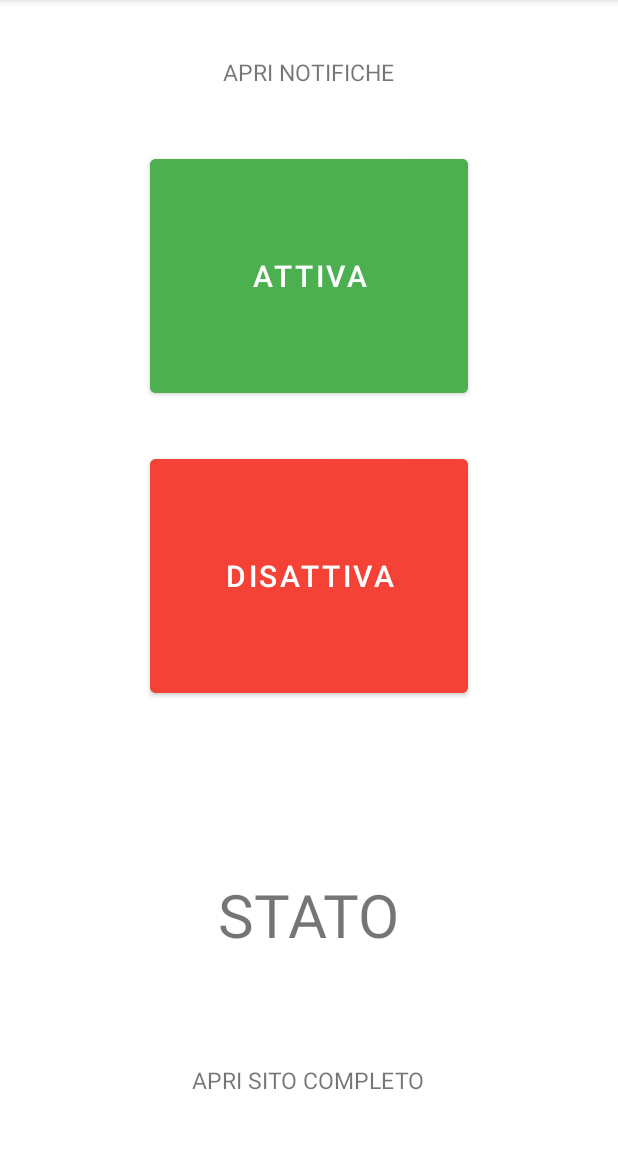
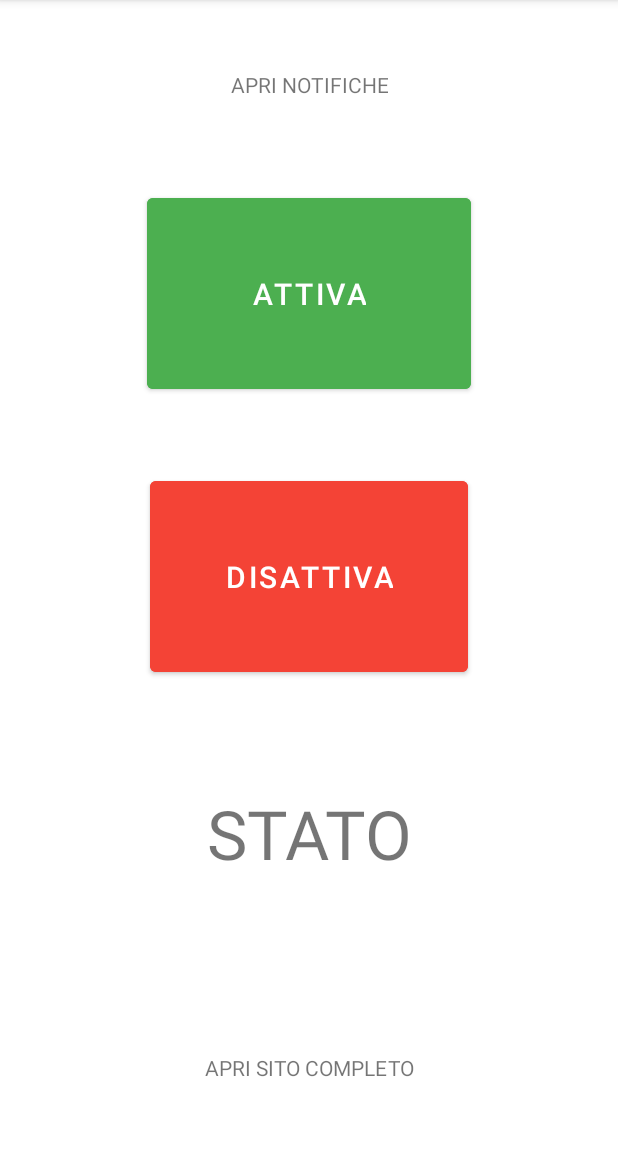
Before and after one commit to fcaronte/TelecameraCasa, an Android app: the screen it shows after launch (MainActivity), on a phone screen of 412 x 824 dp, the part 84-1233 px from its top. Run offline under Robolectric (Android 15) with nearby library versions, the phone set to English and light mode, and no system bars.

Commit message:
Add loading feedback and adjust layout for different screen size

```diff
--- a/app/src/main/java/com/fcaronte/telecameracasa/MainActivity.java
+++ b/app/src/main/java/com/fcaronte/telecameracasa/MainActivity.java
@@ -97,8 +97,8 @@ public class MainActivity extends AppCompatActivity {
     }
 
     public void callSite(String url) {
+        try {
             OkHttpClient client = new OkHttpClient();
-
             Request request = new Request.Builder()
                     .url(url)
                     .build();
@@ -111,8 +111,7 @@ public class MainActivity extends AppCompatActivity {
                 }
 
                 @Override
-            public void onResponse(Call call, Response response) {
-                try {
+                public void onResponse(Call call, Response response) throws IOException {
                         if (response.isSuccessful()) {
                             final String myResponse = response.body().string();
                             Log.d(TAG + " Site Response: ", myResponse);
@@ -121,16 +120,16 @@ public class MainActivity extends AppCompatActivity {
                                 Log.d(TAG, " Token is: " + token);
                                 trylogin(token);
                             } else {
-                            reply = myResponse;
-                            setStatus(reply);
+                                setStatus(myResponse);
+                                Log.d(TAG, " Site say: " + myResponse);
                             }
                         }
-                } catch (IOException e) {
+                }
+            });
+        } catch (Exception e) {
             e.printStackTrace();
             Log.d(TAG, e.toString());
         }
-            }
-        });
     }
 
     public void trylogin (String token) {
@@ -147,8 +146,11 @@ public class MainActivity extends AppCompatActivity {
                     mStato.setText(R.string.notifiche_disattivate);
                 } else if (reply.contains("\"backgroundMode\":true")) {
                     mStato.setText(R.string.notifiche_attivate);
-                } else
+                } else if (reply.equals("connecting") || reply.equals("")){
+                    mStato.setText(R.string.connessione_in_corso);
+                } else {
                     mStato.setText(reply);
+                }
             }
             Log.d(TAG + " Status: ", reply);
         });
--- a/app/src/main/res/layout/activity_main.xml
+++ b/app/src/main/res/layout/activity_main.xml
@@ -8,80 +8,96 @@
 
     <Button
         android:id="@+id/attiva"
+        android:layout_width="wrap_content"
+        android:layout_height="wrap_content"
         android:backgroundTint="@color/green"
+        android:gravity="center"
         android:hapticFeedbackEnabled="true"
+        android:paddingLeft="70dp"
+        android:paddingRight="70dp"
+        android:paddingTop="50dp"
+        android:paddingBottom="50dp"
+        android:text="@string/attiva"
         android:textSize="20sp"
-        android:layout_width="match_parent"
-        android:layout_height="match_parent"
-        android:layout_marginStart="100dp"
-        android:layout_marginTop="100dp"
-        android:layout_marginEnd="100dp"
-        android:layout_marginBottom="500dp"
-        android:text="@string/attiva"
-        app:layout_constraintEnd_toStartOf="@+id/disattiva"
-        app:layout_constraintStart_toStartOf="parent"
+        app:layout_constraintBottom_toBottomOf="parent"
+        app:layout_constraintHorizontal_bias="0.5"
+        app:layout_constraintVertical_bias="0.20"
+        app:layout_constraintLeft_toLeftOf="parent"
+        app:layout_constraintRight_toRightOf="parent"
         app:layout_constraintTop_toTopOf="parent" />
 
     <Button
         android:id="@+id/disattiva"
+        android:layout_width="wrap_content"
+        android:layout_height="wrap_content"
         android:backgroundTint="@color/red"
+        android:gravity="center"
         android:hapticFeedbackEnabled="true"
+        android:paddingLeft="50dp"
+        android:paddingRight="50dp"
+        android:paddingTop="50dp"
+        android:paddingBottom="50dp"
+        android:text="@string/disattiva"
         android:textSize="20sp"
-        android:layout_width="match_parent"
-        android:layout_height="match_parent"
-        android:layout_marginStart="100dp"
-        android:layout_marginTop="300dp"
-        android:layout_marginEnd="100dp"
-        android:layout_marginBottom="300dp"
-        android:text="@string/disattiva"
         app:layout_constraintBottom_toBottomOf="parent"
-        app:layout_constraintEnd_toEndOf="parent"
-        app:layout_constraintStart_toEndOf="@+id/attiva"
-        app:layout_constraintTop_toTopOf="parent"
-        app:layout_constraintVertical_bias="1.0" />
+        app:layout_constraintHorizontal_bias="0.5"
+        app:layout_constraintVertical_bias="0.50"
+        app:layout_constraintLeft_toLeftOf="parent"
+        app:layout_constraintRight_toRightOf="parent"
+        app:layout_constraintTop_toTopOf="parent"  />
 
     <TextView
         android:id="@+id/stato"
-        android:gravity="center"
         android:layout_width="wrap_content"
         android:layout_height="wrap_content"
+        android:gravity="center"
+        android:paddingLeft="10dp"
+        android:paddingTop="10dp"
+        android:paddingRight="10dp"
+        android:paddingBottom="10dp"
         android:text="@string/stato"
-        android:textSize="40sp"
+        android:textSize="45sp"
         app:layout_constraintBottom_toBottomOf="parent"
-        app:layout_constraintHorizontal_bias="0.498"
+        app:layout_constraintHorizontal_bias="0.5"
+        app:layout_constraintVertical_bias="0.75"
         app:layout_constraintLeft_toLeftOf="parent"
         app:layout_constraintRight_toRightOf="parent"
-        app:layout_constraintTop_toTopOf="parent"
-        app:layout_constraintVertical_bias="0.816" />
+        app:layout_constraintTop_toTopOf="parent"  />
 
     <TextView
         android:id="@+id/sito"
+        android:layout_width="wrap_content"
+        android:layout_height="wrap_content"
         android:gravity="center"
         android:hapticFeedbackEnabled="true"
-        android:textSize="15sp"
-        android:layout_width="wrap_content"
-        android:layout_height="wrap_content"
+        android:paddingLeft="10dp"
+        android:paddingTop="10dp"
+        android:paddingRight="10dp"
+        android:paddingBottom="10dp"
         android:text="@string/apri_sito"
         app:layout_constraintBottom_toBottomOf="parent"
-        app:layout_constraintHorizontal_bias="0.498"
+        app:layout_constraintHorizontal_bias="0.5"
+        app:layout_constraintVertical_bias="0.95"
         app:layout_constraintLeft_toLeftOf="parent"
         app:layout_constraintRight_toRightOf="parent"
-        app:layout_constraintTop_toTopOf="parent"
-        app:layout_constraintVertical_bias="0.950" />
+        app:layout_constraintTop_toTopOf="parent" />
 
     <TextView
         android:id="@+id/notifiche"
+        android:layout_width="wrap_content"
+        android:layout_height="wrap_content"
         android:gravity="center"
         android:hapticFeedbackEnabled="true"
-        android:textSize="15sp"
-        android:layout_width="wrap_content"
-        android:layout_height="wrap_content"
+        android:paddingLeft="10dp"
+        android:paddingTop="10dp"
+        android:paddingRight="10dp"
+        android:paddingBottom="10dp"
         android:text="@string/apri_notifiche"
         app:layout_constraintBottom_toBottomOf="parent"
-        app:layout_constraintHorizontal_bias="0.498"
+        app:layout_constraintHorizontal_bias="0.5"
+        app:layout_constraintVertical_bias="0.05"
         app:layout_constraintLeft_toLeftOf="parent"
         app:layout_constraintRight_toRightOf="parent"
-        app:layout_constraintTop_toTopOf="parent"
-        app:layout_constraintVertical_bias="0.050" />
+        app:layout_constraintTop_toTopOf="parent" />
 
 </androidx.constraintlayout.widget.ConstraintLayout>
--- a/app/src/main/res/values/strings.xml
+++ b/app/src/main/res/values/strings.xml
@@ -7,4 +7,5 @@
     <string name="notifiche_attivate">NOTIFICHE ATTIVATE</string>
     <string name="apri_sito">APRI SITO COMPLETO</string>
     <string name="apri_notifiche">APRI NOTIFICHE</string>
+    <string name="connessione_in_corso">CONNESSIONE IN CORSO…</string>
 </resources>
```
Lines whose indentation alone changed are shown as unchanged.
